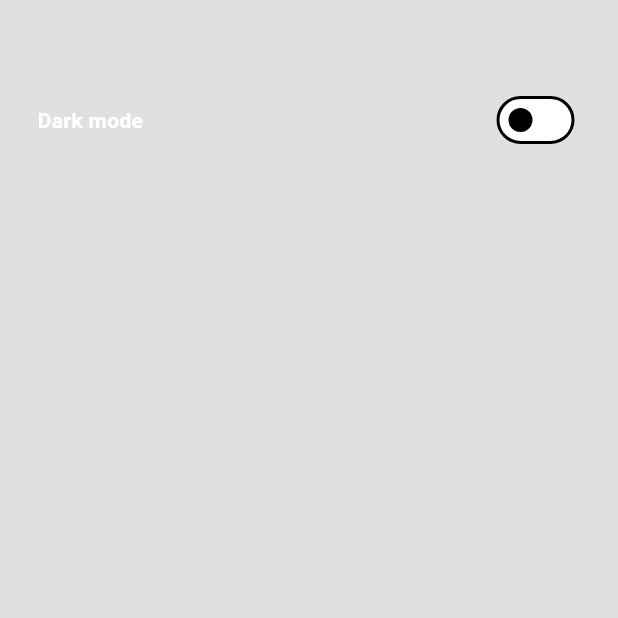
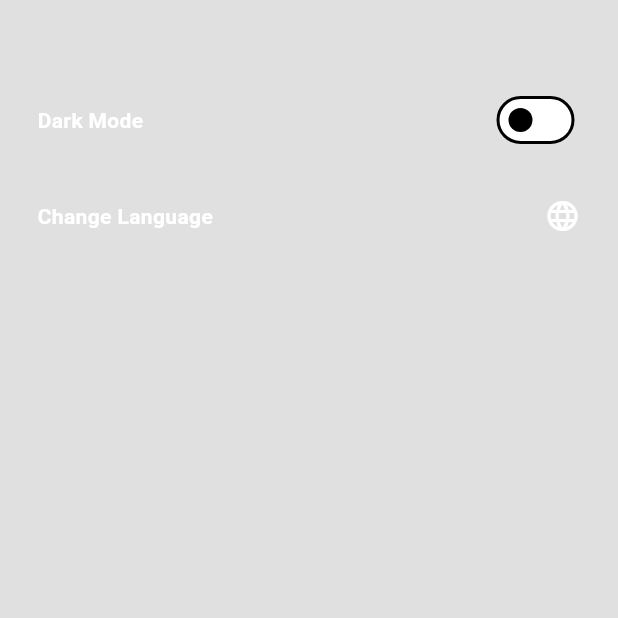
Before and after one commit to vomnmi/Simple-Chat-App, a Flutter app: the screen it shows once a user with an empty profile is signed in, in the side drawer, after a tap on "S E T T I N G S", on a phone screen of 412 x 824 dp, the top half of it. Run offline on Flutter 3.47's test engine with Material 3 defaults, Android fonts, the phone set to English and light mode, and no system bars; our stand-ins replace cloud_firestore, easy_localization, firebase_auth, firebase_core, gap, google_fonts; accounts and stored records are empty; network calls fail.

Commit message:
added language support, with 3 languages to change

```diff
--- a/lib/components/chat_bubble.dart
+++ b/lib/components/chat_bubble.dart
@@ -13,14 +13,14 @@ class ChatBubble extends StatelessWidget {
       decoration: BoxDecoration(
         color: isCurrentUser
             ? Theme.of(context).colorScheme.primary
-            : Colors.grey.shade500,
+            : const Color(0xff555e65),
         borderRadius: BorderRadius.circular(12),
       ),
       padding: const EdgeInsets.all(15),
       margin: const EdgeInsets.symmetric(vertical: 5, horizontal: 15),
       child: Text(
         message,
-        style: GoogleFonts.domine(fontSize: 14, color: Colors.white),
+        style: GoogleFonts.roboto(fontSize: 14, color: Colors.white),
       ),
     );
   }
--- a/lib/components/custom_drawer.dart
+++ b/lib/components/custom_drawer.dart
@@ -1,6 +1,8 @@
 import 'package:chat_application/extensions/widget_extension.dart';
+import 'package:chat_application/generated/locale_keys.g.dart';
 import 'package:chat_application/pages/settings.dart';
 import 'package:chat_application/services/auth/auth_service.dart';
+import 'package:easy_localization/easy_localization.dart';
 import 'package:flutter/material.dart';
 import 'package:google_fonts/google_fonts.dart';
 
@@ -31,7 +33,7 @@ class CustomDrawer extends StatelessWidget {
               )),
               ListTile(
                 title: Text(
-                  'H O M E',
+                  LocaleKeys.H_O_M_E.tr(),
                   style: GoogleFonts.roboto(
                       color: Theme.of(context).colorScheme.secondary),
                 ),
@@ -43,7 +45,7 @@ class CustomDrawer extends StatelessWidget {
               ),
               ListTile(
                 title: Text(
-                  'S E T T I N G S',
+                  LocaleKeys.S_E_T_T_I_N_G_S.tr(),
                   style: GoogleFonts.roboto(
                       color: Theme.of(context).colorScheme.secondary),
                 ),
@@ -62,7 +64,7 @@ class CustomDrawer extends StatelessWidget {
           ),
           ListTile(
             title: Text(
-              'L O G  O U T',
+              LocaleKeys.L_O_G__O_U_T.tr(),
               style: GoogleFonts.roboto(
                   color: Theme.of(context).colorScheme.secondary),
             ),
--- a/lib/main.dart
+++ b/lib/main.dart
@@ -1,16 +1,24 @@
 import 'package:chat_application/firebase_options.dart';
+import 'package:chat_application/generated/codegen_loader.g.dart';
 import 'package:chat_application/services/auth/auth_gate.dart';
 import 'package:chat_application/themes/theme_provider.dart';
+import 'package:easy_localization/easy_localization.dart';
 import 'package:firebase_core/firebase_core.dart';
 import 'package:flutter/material.dart';
 import 'package:provider/provider.dart';
 
 void main() async {
   WidgetsFlutterBinding.ensureInitialized();
+  await EasyLocalization.ensureInitialized();
   await Firebase.initializeApp(options: DefaultFirebaseOptions.currentPlatform);
   runApp(ChangeNotifierProvider(
     create: (context) => ThemeProvider(),
-    child: const MyApp(),
+    child: EasyLocalization(
+        supportedLocales: const [Locale('en'), Locale('ru'), Locale('hy')],
+        path: 'assets/translations',
+        fallbackLocale: const Locale('en'),
+        assetLoader: const CodegenLoader(),
+        child: const MyApp()),
   ));
 }
 
@@ -23,6 +31,9 @@ class MyApp extends StatelessWidget {
     return MaterialApp(
       debugShowCheckedModeBanner: false,
       title: 'Flutter Demo',
+      localizationsDelegates: context.localizationDelegates,
+      supportedLocales: context.supportedLocales,
+      locale: context.locale,
       theme: Provider.of<ThemeProvider>(context).themeData,
       home: const AuthGate(),
     );
--- a/lib/pages/home.dart
+++ b/lib/pages/home.dart
@@ -1,8 +1,10 @@
 import 'package:chat_application/components/custom_drawer.dart';
 import 'package:chat_application/components/user_tile.dart';
+import 'package:chat_application/generated/locale_keys.g.dart';
 import 'package:chat_application/pages/chat.dart';
 import 'package:chat_application/services/auth/auth_service.dart';
 import 'package:chat_application/services/chat/chat_service.dart';
+import 'package:easy_localization/easy_localization.dart';
 import 'package:flutter/material.dart';
 
 class Home extends StatelessWidget {
@@ -19,8 +21,8 @@ class Home extends StatelessWidget {
       appBar: AppBar(
         backgroundColor: Colors.transparent,
         elevation: 0,
-        foregroundColor: Theme.of(context).colorScheme.primary,
-        title: const Text('Inbox'),
+        foregroundColor: Theme.of(context).colorScheme.secondary,
+        title: Text(LocaleKeys.Inbox.tr()),
       ),
       drawer: const CustomDrawer(),
       body: _buildUserList(),
@@ -33,11 +35,11 @@ class Home extends StatelessWidget {
         builder: (context, snapshot) {
           //Error
           if (snapshot.hasError) {
-            return const Text('Error');
+            return Text(LocaleKeys.Error.tr());
           }
           //Loading
           if (snapshot.connectionState == ConnectionState.waiting) {
-            return const Text('Loading...');
+            return Text(LocaleKeys.Loading.tr());
           }
 
           //returning ListView
--- a/lib/pages/login.dart
+++ b/lib/pages/login.dart
@@ -2,7 +2,9 @@ import 'dart:async';
 
 import 'package:chat_application/components/custom_textfield.dart';
 import 'package:chat_application/extensions/widget_extension.dart';
+import 'package:chat_application/generated/locale_keys.g.dart';
 import 'package:chat_application/services/auth/auth_service.dart';
+import 'package:easy_localization/easy_localization.dart';
 import 'package:flutter/material.dart';
 import 'package:gap/gap.dart';
 import 'package:google_fonts/google_fonts.dart';
@@ -79,7 +81,7 @@ class _LoginState extends State<Login> {
                   curve: Curves.easeInOut,
                   height: isTextFieldVisible ? 0 : 70,
                   child: Text(
-                    'Welcome to Chat App',
+                    LocaleKeys.Welcome_to_Chat_App.tr(),
                     style: GoogleFonts.roboto(
                       fontSize: 20,
                       color: Theme.of(context).colorScheme.primary,
@@ -93,13 +95,13 @@ class _LoginState extends State<Login> {
                 child: Column(
                   children: [
                     CustomTextField(
-                      hintText: 'Email',
+                      hintText: LocaleKeys.Email.tr(),
                       obscure: false,
                       controller: _emailController,
                     ),
                     const Gap(10),
                     CustomTextField(
-                      hintText: 'Password',
+                      hintText: LocaleKeys.Password.tr(),
                       obscure: true,
                       controller: _pwController,
                     ),
@@ -124,7 +126,7 @@ class _LoginState extends State<Login> {
                   ),
                   onPressed: () => login(context),
                   child: Text(
-                    'Login',
+                    LocaleKeys.Login.tr(),
                     style: GoogleFonts.roboto(
                       color: Colors.white,
                     ),
@@ -137,7 +139,7 @@ class _LoginState extends State<Login> {
                 duration: const Duration(seconds: 1),
                 child: RichText(
                     text: TextSpan(
-                        text: 'Not Registered Yet?',
+                        text: LocaleKeys.Not_Registered_Yet.tr(),
                         style: GoogleFonts.roboto(
                           color: Colors.grey.shade400,
                           fontSize: 12,
@@ -146,7 +148,7 @@ class _LoginState extends State<Login> {
                       WidgetSpan(
                           child: GestureDetector(
                         onTap: widget.onTap,
-                        child: Text(' Create an Account!',
+                        child: Text(" ${LocaleKeys.Create_an_Account.tr()}!",
                             style: GoogleFonts.roboto(
                               color: Colors.grey.shade900,
                               fontSize: 12,
--- a/lib/pages/register.dart
+++ b/lib/pages/register.dart
@@ -1,7 +1,9 @@
 // ignore_for_file: public_member_api_docs, sort_constructors_first
 import 'package:chat_application/components/custom_textfield.dart';
 import 'package:chat_application/extensions/widget_extension.dart';
+import 'package:chat_application/generated/locale_keys.g.dart';
 import 'package:chat_application/services/auth/auth_service.dart';
+import 'package:easy_localization/easy_localization.dart';
 import 'package:flutter/material.dart';
 import 'package:gap/gap.dart';
 import 'package:google_fonts/google_fonts.dart';
@@ -53,7 +55,8 @@ class Register extends StatelessWidget {
       },
       child: Scaffold(
         backgroundColor: Theme.of(context).colorScheme.background,
-        body: Center(
+        body: SingleChildScrollView(
+          child: Center(
             child: Column(
               mainAxisAlignment: MainAxisAlignment.center,
               children: [
@@ -68,7 +71,7 @@ class Register extends StatelessWidget {
                   ),
                 ),
                 Text(
-                'Welcome to Chat App',
+                  LocaleKeys.Welcome_to_Chat_App.tr(),
                   style: GoogleFonts.roboto(
                     fontSize: 20,
                     color: Theme.of(context).colorScheme.primary,
@@ -77,19 +80,19 @@ class Register extends StatelessWidget {
                 Column(
                   children: [
                     CustomTextField(
-                    hintText: 'Email',
+                      hintText: LocaleKeys.Email.tr(),
                       obscure: false,
                       controller: _emailController,
                     ),
                     const Gap(10),
                     CustomTextField(
-                    hintText: 'Password',
+                      hintText: LocaleKeys.Password.tr(),
                       obscure: false,
                       controller: _pwController,
                     ),
                     const Gap(10),
                     CustomTextField(
-                    hintText: 'Confirm Password',
+                      hintText: LocaleKeys.Confirm_Password.tr(),
                       obscure: true,
                       controller: _pwConfirmController,
                     )
@@ -110,7 +113,7 @@ class Register extends StatelessWidget {
                   ),
                   onPressed: () => register(context),
                   child: Text(
-                  'Register',
+                    LocaleKeys.Register.tr(),
                     style: GoogleFonts.roboto(
                       color: Colors.white,
                     ),
@@ -119,7 +122,7 @@ class Register extends StatelessWidget {
                 const Gap(30),
                 RichText(
                     text: TextSpan(
-                      text: 'Already Registered?',
+                        text: LocaleKeys.Already_Registered.tr(),
                         style: GoogleFonts.roboto(
                           color: Colors.grey.shade400,
                           fontSize: 12,
@@ -128,7 +131,7 @@ class Register extends StatelessWidget {
                       WidgetSpan(
                           child: GestureDetector(
                         onTap: onTap,
-                      child: Text(' Sign In!',
+                        child: Text(" ${LocaleKeys.Sign_In.tr()}!",
                             style: GoogleFonts.roboto(
                               color: Colors.grey.shade900,
                               fontSize: 12,
@@ -139,6 +142,7 @@ class Register extends StatelessWidget {
             ),
           ),
         ),
+      ),
     );
   }
 }
--- a/lib/pages/settings.dart
+++ b/lib/pages/settings.dart
@@ -1,5 +1,9 @@
+import 'package:chat_application/generated/locale_keys.g.dart';
+import 'package:chat_application/pages/select_language.dart';
 import 'package:chat_application/themes/theme_provider.dart';
+import 'package:easy_localization/easy_localization.dart';
 import 'package:flutter/material.dart';
+import 'package:gap/gap.dart';
 import 'package:google_fonts/google_fonts.dart';
 import 'package:provider/provider.dart';
 
@@ -14,9 +18,11 @@ class SettingsPage extends StatelessWidget {
         backgroundColor: Colors.transparent,
         elevation: 0,
         foregroundColor: Theme.of(context).colorScheme.secondary,
-        title: const Text('Settings'),
+        title: Text(LocaleKeys.Settings.tr()),
       ),
-      body: Container(
+      body: Column(
+        children: [
+          Container(
             padding: const EdgeInsets.symmetric(horizontal: 15),
             margin: const EdgeInsets.symmetric(horizontal: 10),
             decoration: BoxDecoration(
@@ -25,7 +31,7 @@ class SettingsPage extends StatelessWidget {
             child: Row(
               children: [
                 Text(
-              'Dark mode',
+                  LocaleKeys.Dark_mode.tr(),
                   style: GoogleFonts.roboto(
                     color: Colors.white,
                     fontWeight: FontWeight.bold,
@@ -46,6 +52,44 @@ class SettingsPage extends StatelessWidget {
               ],
             ),
           ),
+          const Gap(15),
+          GestureDetector(
+            onTap: () {
+              Navigator.push(
+                  context,
+                  MaterialPageRoute(
+                      builder: (context) => const SelectLanguage()));
+            },
+            child: Container(
+              padding: const EdgeInsets.symmetric(horizontal: 15),
+              margin: const EdgeInsets.symmetric(horizontal: 10),
+              decoration: BoxDecoration(
+                  borderRadius: BorderRadius.circular(12),
+                  color: Theme.of(context).colorScheme.secondary),
+              child: Row(
+                children: [
+                  Padding(
+                    padding:
+                        const EdgeInsets.only(right: 10, bottom: 15, top: 15),
+                    child: Text(
+                      LocaleKeys.Change_Language.tr(),
+                      style: GoogleFonts.roboto(
+                        color: Colors.white,
+                        fontWeight: FontWeight.bold,
+                      ),
+                    ),
+                  ),
+                  const Spacer(),
+                  const Icon(
+                    Icons.language,
+                    color: Colors.white,
+                  )
+                ],
+              ),
+            ),
+          )
+        ],
+      ),
     );
   }
 }
--- a/pubspec.yaml
+++ b/pubspec.yaml
@@ -40,6 +40,7 @@ dependencies:
   firebase_auth: ^4.17.9
   cloud_firestore: ^4.15.9
   provider: ^6.1.2
+  easy_localization: ^3.0.5
 
 dev_dependencies:
   flutter_test:
@@ -65,6 +66,7 @@ flutter:
   # To add assets to your application, add an assets section, like this:
   assets:
     - assets/icons/
+    - assets/translations/
 
   # An image asset can refer to one or more resolution-specific "variants", see
   # https://flutter.dev/assets-and-images/#resolution-aware
```
Also changed, not shown: assets/translations/en.json (added, +24 -0 lines), assets/translations/hy.json (added, +24 -0 lines), assets/translations/ru.json (added, +24 -0 lines), lib/pages/chat.dart (+15 -11 lines), lib/pages/select_language.dart (added, +98 -0 lines), lib/services/auth/auth_service.dart (+32 -16 lines), lib/generated/codegen_loader.g.dart (added), lib/generated/locale_keys.g.dart (added), pubspec.lock, 2 other files. Lines whose indentation alone changed are shown as unchanged.
